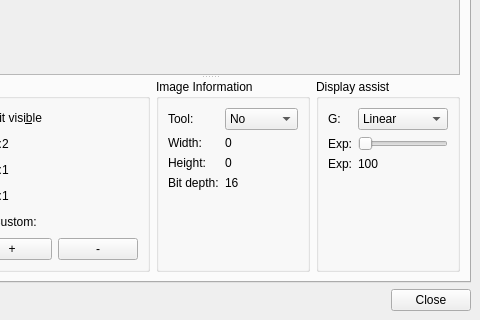
Old version of the form ui/visualization.ui in the repository ploki/darkflow; both pictures show x 296 to 776 and y 390 to 710 of the 776 by 710 pixel window.
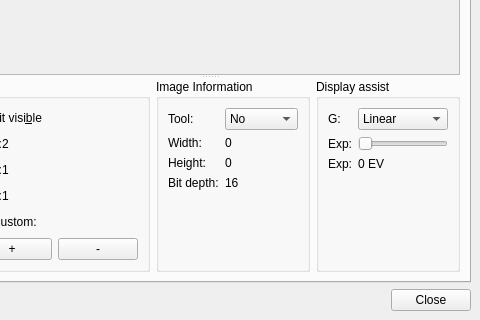
New version of the form.

Diff of the .ui file:
```diff
--- a/ui/visualization.ui
+++ b/ui/visualization.ui
@@ -382,7 +382,7 @@
                    <item row="2" column="1">
                     <widget class="QLabel" name="value_exp">
                      <property name="text">
-                      <string>100</string>
+                      <string>0 EV</string>
                      </property>
                     </widget>
                    </item>
```
Left out of the diff: 37 changed lines with no effect on the pictures.
